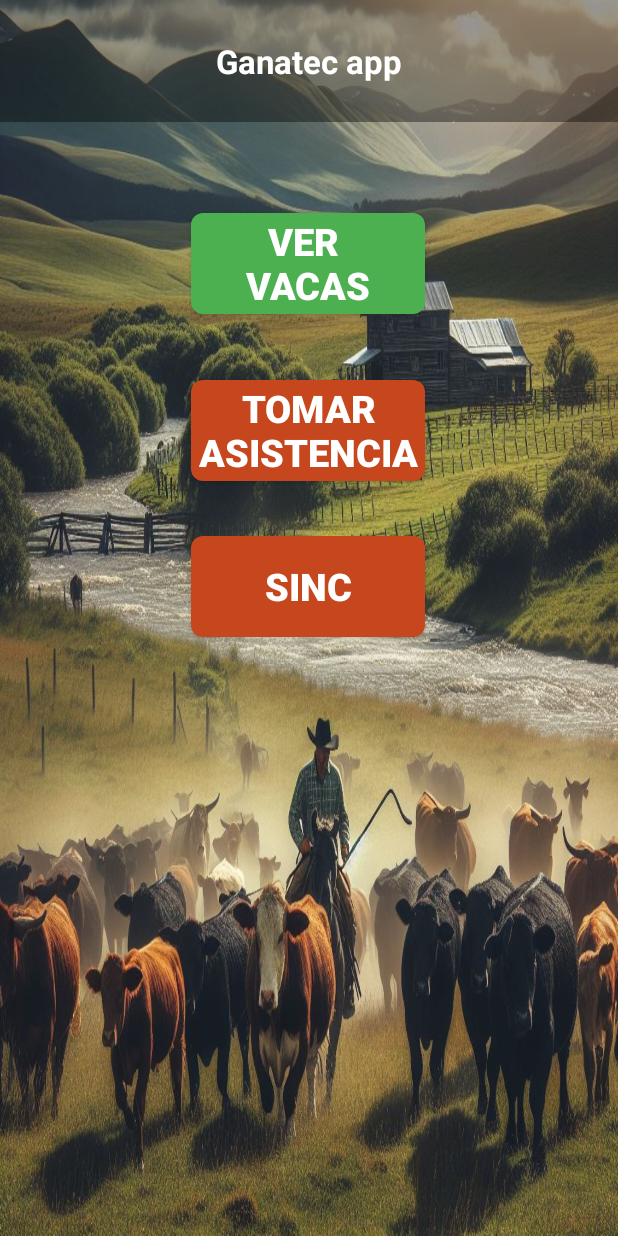
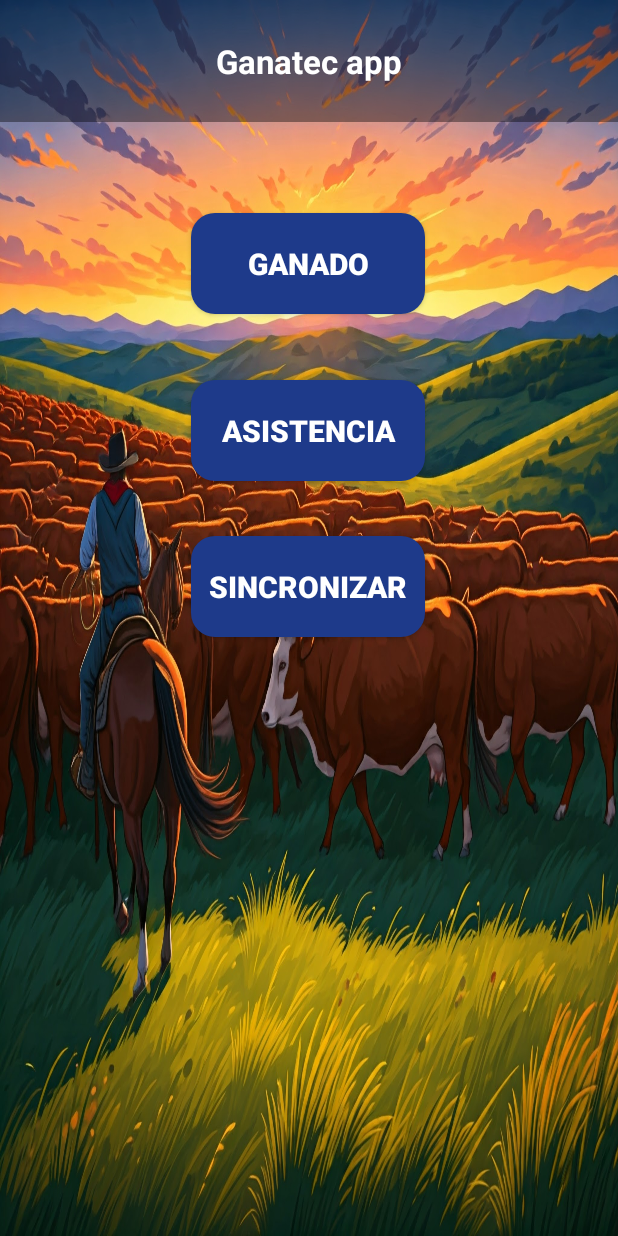
Before and after one commit to mriveros/ganatec-app, an Android app: the screen it shows after launch (MainActivity), on a phone screen of 412 x 824 dp. Run offline under Robolectric (Android 15) with nearby library versions, the phone set to English and light mode, and no system bars; our stand-ins replace Firebase (no records; nobody signed in at launch, a user with empty details on screens opened directly).

Commit message:
modified:   app/src/main/res/drawable/btn_verde_inicio.xml 	new file:   app/src/main/res/drawable/gemini_ganatec.jpeg 	new file:   app/src/main/res/drawable/rounded_button.xml 	modified:   app/src/main/res/layout/activity_main.xml 	modified:   app/src/main/res/values/colors.xml 	modified:   app/src/main/res/values/strings.xml

```diff
--- /dev/null
+++ b/app/src/main/res/drawable/rounded_button.xml
@@ -0,0 +1,6 @@
+<?xml version="1.0" encoding="utf-8"?>
+<shape xmlns:android="http://schemas.android.com/apk/res/android"
+       android:shape="rectangle">
+    <corners android:radius="16dp"/> <!-- Ajusta el valor para cambiar la redondez -->
+    <solid android:color="@color/blue_dark"/> <!-- Color de fondo del botón -->
+</shape>
--- a/app/src/main/res/layout/activity_main.xml
+++ b/app/src/main/res/layout/activity_main.xml
@@ -1,10 +1,11 @@
 <?xml version="1.0" encoding="utf-8"?>
-<androidx.constraintlayout.widget.ConstraintLayout xmlns:android="http://schemas.android.com/apk/res/android"
+<androidx.constraintlayout.widget.ConstraintLayout
+        xmlns:android="http://schemas.android.com/apk/res/android"
         xmlns:app="http://schemas.android.com/apk/res-auto"
         xmlns:tools="http://schemas.android.com/tools"
         android:layout_width="match_parent"
         android:layout_height="match_parent"
-    android:background="@drawable/fondo1"
+        android:background="@drawable/gemini_ganatec"
         tools:context=".VacaAsiste">
 
         <TextView
@@ -24,41 +25,43 @@
                 android:id="@+id/btnVerListaVacas"
                 android:layout_width="156dp"
                 android:layout_height="67dp"
-            android:text="VER \nVACAS"
-            android:textSize="25sp"
+                android:text="@string/ganado"
+                android:textSize="20sp"
                 android:textStyle="bold"
                 android:textColor="@color/white"
-            android:background="@drawable/btn_verde_inicio"
+                android:background="@drawable/rounded_button"
                 app:layout_constraintBottom_toBottomOf="parent"
                 app:layout_constraintEnd_toEndOf="parent"
                 app:layout_constraintHorizontal_bias="0.498"
                 app:layout_constraintStart_toStartOf="parent"
                 app:layout_constraintTop_toTopOf="parent"
                 app:layout_constraintVertical_bias="0.188"/>
+
         <Button
                 android:id="@+id/btnTomarAsitenciaVacas"
-            android:text="TOMAR ASISTENCIA"
                 android:layout_width="156dp"
                 android:layout_height="67dp"
+                android:text="@string/asistencia"
                 android:textColor="@color/white"
-            android:textSize="25sp"
+                android:textSize="20sp"
                 android:textStyle="bold"
-            android:background="@drawable/btn_naranja_inicio"
+                android:background="@drawable/rounded_button"
                 app:layout_constraintBottom_toBottomOf="parent"
                 app:layout_constraintEnd_toEndOf="parent"
                 app:layout_constraintHorizontal_bias="0.498"
                 app:layout_constraintStart_toStartOf="parent"
                 app:layout_constraintTop_toTopOf="parent"
                 app:layout_constraintVertical_bias="0.335"/>
+
         <Button
                 android:id="@+id/btnSincData"
-            android:text="Sinc"
                 android:layout_width="156dp"
                 android:layout_height="67dp"
+                android:text="@string/sincronizar"
                 android:textColor="@color/white"
-            android:textSize="25sp"
+                android:textSize="20sp"
                 android:textStyle="bold"
-            android:background="@drawable/btn_naranja_inicio"
+                android:background="@drawable/rounded_button"
                 app:layout_constraintBottom_toBottomOf="parent"
                 app:layout_constraintEnd_toEndOf="parent"
                 app:layout_constraintHorizontal_bias="0.498"
@@ -66,5 +69,4 @@
                 app:layout_constraintTop_toTopOf="parent"
                 app:layout_constraintVertical_bias="0.472"/>
 
-
 </androidx.constraintlayout.widget.ConstraintLayout>
--- a/app/src/main/res/values/strings.xml
+++ b/app/src/main/res/values/strings.xml
@@ -16,4 +16,7 @@
     <string name="sanitacion">Sanitación</string>
     <string name="observacion">Observación...</string>
     <string name="buscar_control_por_fecha">Buscar control por fecha</string>
+    <string name="sincronizar">Sincronizar</string>
+    <string name="ganado">Ganado</string>
+    <string name="asistencia">Asistencia</string>
 </resources>
```
Also changed, not shown: app/src/main/res/drawable/btn_verde_inicio.xml (+16 -4 lines), app/src/main/res/values/colors.xml (+7 -1 lines), app/src/main/res/drawable/gemini_ganatec.jpeg (added). Lines whose indentation alone changed are shown as unchanged.
